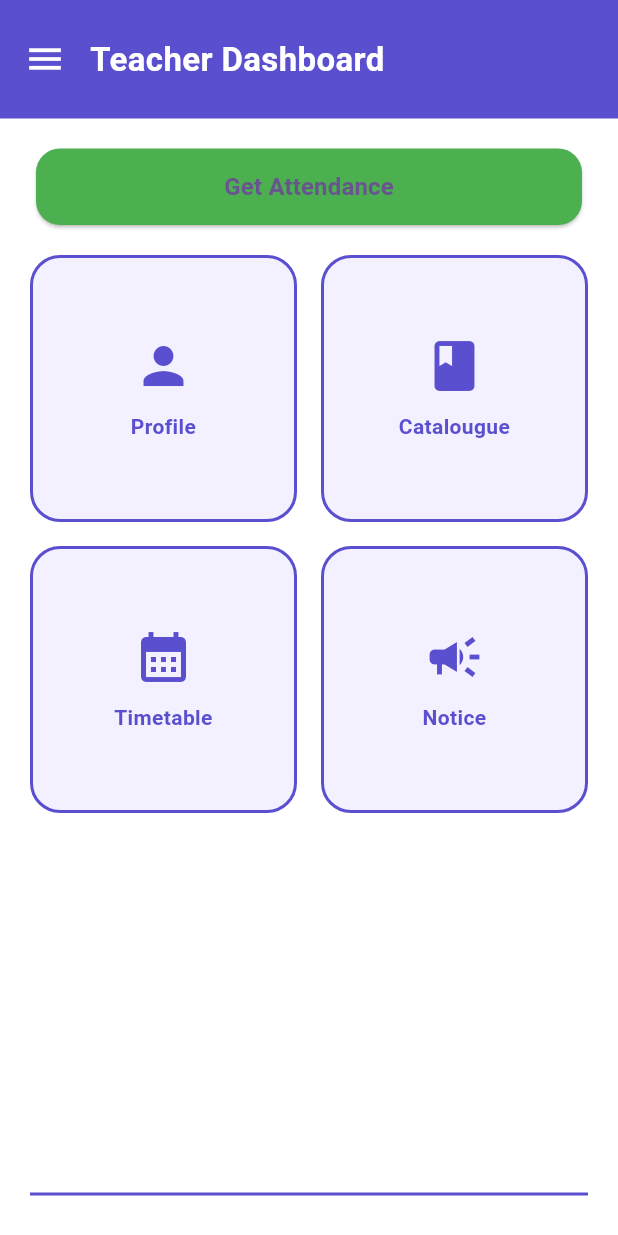
After one commit to NIKHILSALIAN/College-App, a Flutter app: the TeacherDashboard screen opened by its route, on a phone screen of 412 x 824 dp. The commit adds this screen. Run offline on Flutter 3.47's test engine with Material 3 defaults, Android fonts, the phone set to English and light mode, and no system bars; our stand-ins replace flutter_spinkit.

Commit message:
teacher dashboard created

```diff
--- a/Flutter_Frontend/lib/main.dart
+++ b/Flutter_Frontend/lib/main.dart
@@ -4,6 +4,8 @@ import 'home_page.dart';
 import 'login_page.dart';
 import 'register_page.dart';
 import 'student_dashboard.dart';
+import 'teacher_dashboard.dart';
+
 
 void main() {
   runApp(const MyApp());
@@ -28,7 +30,7 @@ class MyApp extends StatelessWidget {
         '/login': (context) => LoginPage(),
         '/register': (context) => RegisterPage(),
         '/student dashboard':(context) => StudentDashboard(),
-      },
+        '/teacher dashboard':(context) => TeacherDashboard(),
     );
   }
 }
--- a/Flutter_Frontend/lib/student_dashboard.dart
+++ b/Flutter_Frontend/lib/student_dashboard.dart
@@ -1,12 +1,12 @@
 import 'package:flutter/material.dart';
 
 /*
-// 🔰 Entry point of your app
+// Entry point of your app
 void main() {
   runApp(StudentDashboard());
 }
 
-// 🔰 Wrapper to launch your screen
+// Wrapper to launch your screen
 class StudentDashboard extends StatelessWidget {
   @override
   Widget build(BuildContext context) {
@@ -19,12 +19,12 @@ class StudentDashboard extends StatelessWidget {
 }
 */
 
-class DashboardScreen extends StatefulWidget {
+class StudentDashboard extends StatefulWidget {
   @override
-  State<DashboardScreen> createState() => _DashboardScreenState();
+  State<StudentDashboard> createState() => _DashboardScreenState();
 }
 
-class _DashboardScreenState extends State<DashboardScreen> {
+class _DashboardScreenState extends State<StudentDashboard> {
   final Color darkPurple = Color(0xFF5A4FCF);
   final Color lightPurple = Color(0xFFF3F0FF);
   final Color redButton = Color(0xFFFF5F5F);     // Deactivate
--- /dev/null
+++ b/Flutter_Frontend/lib/teacher_dashboard.dart
@@ -0,0 +1,131 @@
+import 'package:flutter/material.dart';
+
+
+class TeacherDashboard extends StatefulWidget {
+  @override
+  State<TeacherDashboard> createState() => _DashboardScreenState();
+}
+
+class _DashboardScreenState extends State<TeacherDashboard> {
+  final Color darkPurple = Color(0xFF5A4FCF);
+  final Color lightPurple = Color(0xFFF3F0FF);
+  final Color greenButton = Color(0xFF4CAF50);
+
+  bool isAttendanceActive = false; // Track current state
+
+  @override
+  Widget build(BuildContext context) {
+    return Scaffold(
+      backgroundColor: Colors.white,
+      body: Column(
+        children: [
+
+          // Top App Bar
+          Container(
+            color: darkPurple,
+            padding: const EdgeInsets.symmetric(horizontal: 16, vertical: 24),
+            child: Row(
+              children: [
+                Icon(Icons.menu, color: Colors.white, size: 28),
+                SizedBox(width: 16),
+                Text(
+                  'Teacher Dashboard',
+                  style: TextStyle(
+                    color: Colors.white,
+                    fontSize: 22,
+                    fontWeight: FontWeight.bold,
+                  ),
+                ),
+              ],
+            ),
+          ),
+
+          SizedBox(height: 20),
+
+          // Simple Button
+          Container(
+          padding: EdgeInsets.symmetric(horizontal: 24),
+          width: double.infinity,
+          child: ElevatedButton(
+            onPressed: () {
+              // This is where you will later call Spring Boot API
+              print("Attendance getting started!");
+            },
+            style: ElevatedButton.styleFrom(
+              backgroundColor: greenButton,
+              shape: RoundedRectangleBorder(
+                borderRadius: BorderRadius.circular(16),
+              ),
+              padding: EdgeInsets.symmetric(vertical: 14),
+            ),
+            child: Text(
+              'Get Attendance',
+              style: TextStyle(
+                fontSize: 16,
+                fontWeight: FontWeight.bold,
+              ),
+            ),
+          ),
+        ),
+
+
+          SizedBox(height: 20),
+
+          // 4 Grid Components
+          Expanded(
+            child: Padding(
+              padding: const EdgeInsets.symmetric(horizontal: 20),
+              child: GridView.count(
+                crossAxisCount: 2,
+                mainAxisSpacing: 16,
+                crossAxisSpacing: 16,
+                children: [
+
+                  dashboardItem(Icons.person, 'Profile'),
+                  dashboardItem(Icons.book, 'Catalougue'),
+                  dashboardItem(Icons.calendar_month, 'Timetable'),
+                  dashboardItem(Icons.campaign, 'Notice'),
+                ],
+              ),
+            ),
+          ),
+
+          Divider(
+            color: darkPurple,
+            thickness: 2,
+            indent: 20,
+            endIndent: 20,
+          ),
+          SizedBox(height: 20),
+        ],
+      ),
+    );
+  }
+
+        Widget dashboardItem(IconData icon, String label) {
+          return Container(
+            decoration: BoxDecoration(
+              color: lightPurple,
+              border: Border.all(color: darkPurple, width: 2),
+              borderRadius: BorderRadius.circular(20),
+            ),
+            padding: EdgeInsets.all(20),
+            child: Column(
+              mainAxisAlignment: MainAxisAlignment.center,
+              children: [
+                Icon(icon, color: darkPurple, size: 40),
+                SizedBox(height: 10),
+                Text(
+                  label,
+                  textAlign: TextAlign.center,
+                  style: TextStyle(
+                    color: darkPurple,
+                    fontWeight: FontWeight.w600,
+                    fontSize: 14,
+                  ),
+                )
+              ],
+            ),
+          );
+        }
+      }
```
